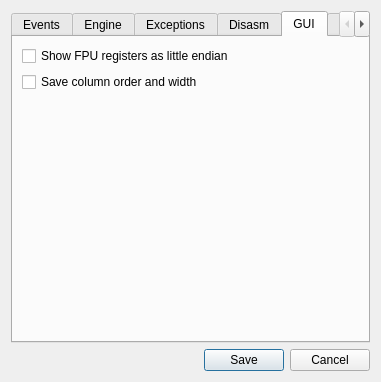
Above: src/gui/Src/Gui/SettingsDialog.ui from x64dbg/x64dbg before the change. Below: the same form after it.
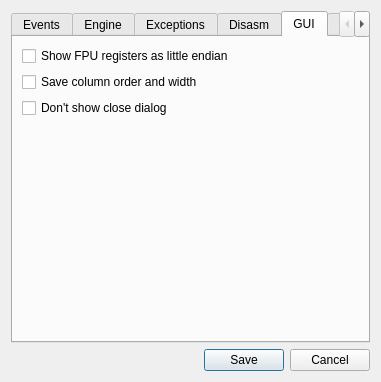
That is the form after the change. The open tabs and pages were chosen to show the change. Icons and pictures are not drawn.

Commit message: GUI: Option to not show close dialog

```diff
--- a/src/gui/Src/Gui/SettingsDialog.ui
+++ b/src/gui/Src/Gui/SettingsDialog.ui
@@ -466,6 +466,13 @@
          </property>
         </widget>
        </item>
+       <item>
+        <widget class="QCheckBox" name="chkNoCloseDialog">
+         <property name="text">
+          <string>Don't show close dialog</string>
+         </property>
+        </widget>
+       </item>
        <item>
         <spacer name="verticalSpacer_7">
          <property name="orientation">
```
The commit also changes 3 other files.
